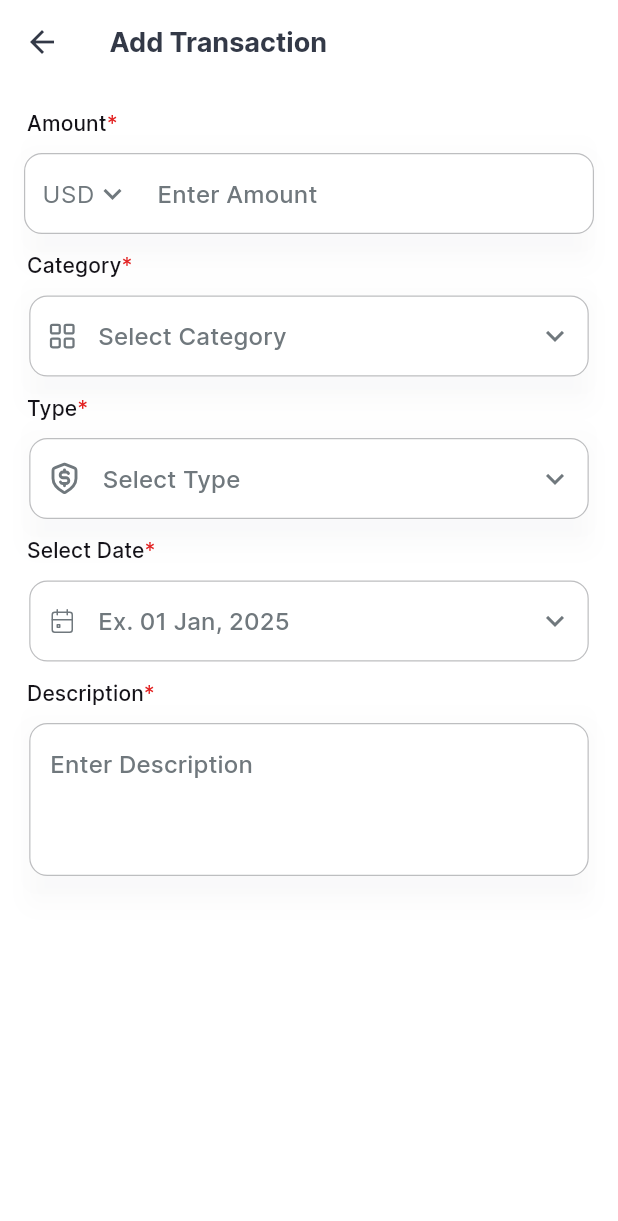
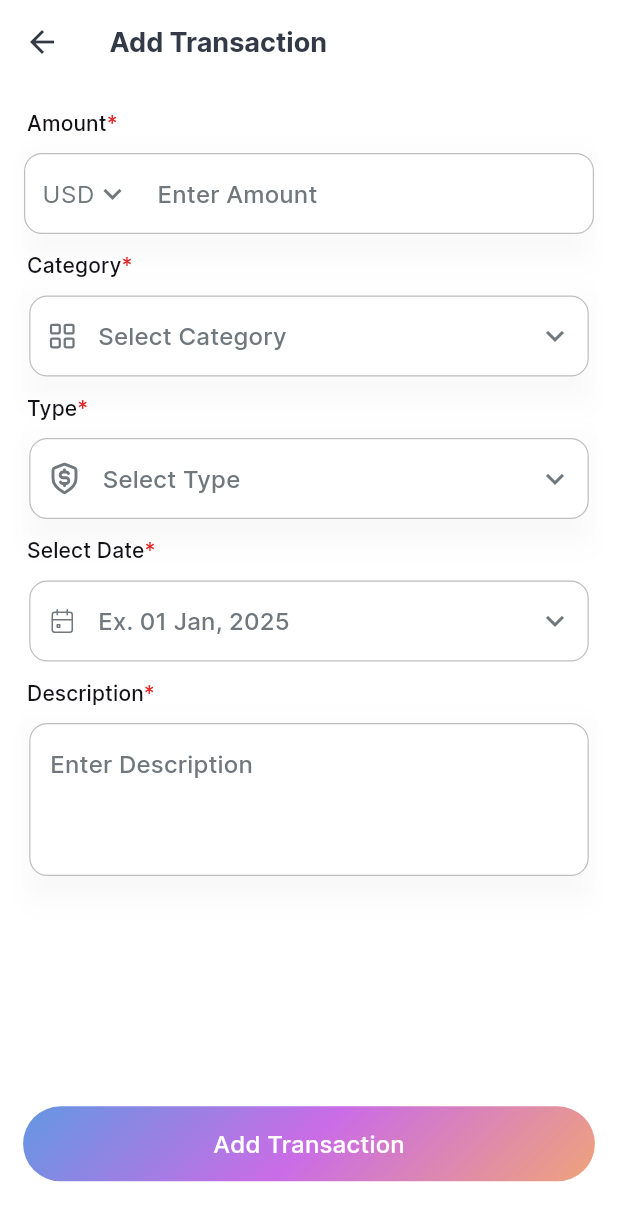
Before and after one commit to atharsajid/Expense-Tracker, a Flutter app: the AddTransactionView screen opened by its route, on a phone screen of 412 x 824 dp. Shown: the top 1221 px of the screen. Run offline on Flutter 3.47's test engine with Material 3 defaults, Android fonts, the phone set to English and light mode, and no system bars; our stand-ins replace cached_network_image, flutter_svg, fluttertoast, get, hive_flutter; accounts and stored records are empty.

Commit message:
Implemented add transaction and save in local db.

```diff
--- a/lib/presentation/add_transaction/controller/add_transaction_controller.dart
+++ b/lib/presentation/add_transaction/controller/add_transaction_controller.dart
@@ -1,11 +1,19 @@
-import 'package:expense_tracker/constants/app_images.dart';
+import 'package:expense_tracker/constants/app_constants.dart';
+import 'package:expense_tracker/constants/app_strings.dart';
+import 'package:expense_tracker/data/repository/category_repository.dart';
+import 'package:expense_tracker/data/repository/transaction_repository.dart';
 import 'package:expense_tracker/domain/enums/transaction_type.dart';
+import 'package:expense_tracker/domain/models/transaction.dart';
 import 'package:expense_tracker/domain/models/transaction_category.dart';
+import 'package:expense_tracker/utilities/app_helper.dart';
 import 'package:flutter/material.dart';
 import 'package:get/get.dart';
+import 'package:intl/intl.dart';
 
 class AddTransactionController extends GetxController {
   final GlobalKey<FormState> formKey = GlobalKey<FormState>();
+  final TransactionRepository _transactionRepository = TransactionRepository();
+  final CategoryRepository _categoryRepository = CategoryRepository();
 
   final TextEditingController amountController = TextEditingController();
   final TextEditingController categoryController = TextEditingController();
@@ -18,39 +26,49 @@ class AddTransactionController extends GetxController {
 
   TransactionType? selectedTransactionType;
 
+  DateTime? selectedDate;
+
   @override
   void onInit() {
     super.onInit();
-    addCategories();
+    getAllCategories();
   }
 
-  addCategories() {
-    categoryList.addAll([
-      TransactionCategory(
-        id: "1",
-        name: "Food",
-        icon: AppImages.foodIcon,
-      ),
-      TransactionCategory(
-        id: "2",
-        name: "Transport",
-        icon: AppImages.transportIcon,
-      ),
-      TransactionCategory(
-        id: "3",
-        name: "Salary",
-        icon: AppImages.cashIcon,
-      ),
-      TransactionCategory(
-        id: "4",
-        name: "Rent",
-        icon: AppImages.rentIcon,
-      ),
-      TransactionCategory(
-        id: "5",
-        name: "Shopping",
-        icon: AppImages.bagIcon,
-      ),
-    ]);
+  Future onDateSelect(BuildContext context) async {
+    selectedDate = await Helper.openDatePicker(
+      context,
+      initialDate: selectedDate,
+    );
+    if (selectedDate != null) {
+      dateController.text = DateFormat(AppConstants.dateFormat).format(selectedDate!);
+      update(['date']);
+    }
+  }
+
+  void onAddTransaction() async {
+    try {
+      Map<String, dynamic> data = {
+        "id": DateTime.now().millisecondsSinceEpoch,
+        "date": selectedDate?.toIso8601String(),
+        "category": selectedCategory?.toJson(),
+        "type": selectedTransactionType?.name,
+        "amount": num.tryParse(amountController.text),
+        "description": descriptionController.text
+      };
+      final bool result = await _transactionRepository.addTransaction(data);
+      if (result) {
+        Get.back(result: Transaction.fromJson(data));
+        Helper.showSuccessSnackBar(message: AppStrings.transactionAddedSuccessfullyMsg);
+      } else {
+        Helper.showErrorSnackBar(message: AppStrings.someThingWentWrongMsg);
+      }
+    } catch (e) {
+      debugPrint(e.toString());
+    }
+  }
+
+  getAllCategories() async {
+    categoryList = await _categoryRepository.getAllCategories();
+    update();
   }
 }
--- a/lib/presentation/add_transaction/view/add_transaction_view.dart
+++ b/lib/presentation/add_transaction/view/add_transaction_view.dart
@@ -5,9 +5,11 @@ import 'package:expense_tracker/domain/models/transaction_category.dart';
 import 'package:expense_tracker/presentation/add_transaction/controller/add_transaction_controller.dart';
 import 'package:expense_tracker/utilities/app_theme.dart';
 import 'package:expense_tracker/utilities/extensions.dart/string_extension.dart';
+import 'package:expense_tracker/utilities/size_utils.dart';
 import 'package:expense_tracker/utilities/text_field_validators.dart';
 import 'package:expense_tracker/widgets/custom_app_bar.dart';
 import 'package:expense_tracker/widgets/custom_bottom_sheet.dart';
+import 'package:expense_tracker/widgets/custom_button.dart';
 import 'package:expense_tracker/widgets/custom_image_view.dart';
 import 'package:expense_tracker/widgets/custom_text_field_widget.dart';
 import 'package:flutter/material.dart';
@@ -29,11 +31,10 @@ class AddTransactionView extends StatelessWidget {
         onBackIconPressed: () => Get.back(),
       ),
       backgroundColor: AppTheme.lightColor,
-      body: Padding(
+      body: Form(
+        key: controller.formKey,
+        child: ListView(
           padding: const EdgeInsets.all(16.0),
-        child: Form(
-          key: controller.formKey,
-          child: Column(
           children: [
             CustomTextFieldWidget(
               controller: controller.amountController,
@@ -172,7 +173,7 @@ class AddTransactionView extends StatelessWidget {
                     validator: (value) => Validators.required(
                       value,
                     ),
-                      onTap: () {},
+                    onTap: () async => await controller.onDateSelect(context),
                   );
                 }),
             CustomTextFieldWidget(
@@ -193,6 +194,23 @@ class AddTransactionView extends StatelessWidget {
           ],
         ),
       ),
+      bottomNavigationBar: Column(
+        mainAxisSize: MainAxisSize.min,
+        mainAxisAlignment: MainAxisAlignment.end,
+        children: [
+          CustomButton(
+            margin: getMargin(left: 14, right: 14, top: 18, bottom: 34),
+            borderRadius: 36,
+            text: "Add Transaction".tr,
+            showGradient: true,
+            onTap: () {
+              if (!controller.formKey.currentState!.validate()) {
+                return;
+              }
+              controller.onAddTransaction();
+            },
+          ),
+        ],
       ),
     );
   }
```
Lines whose indentation alone changed are shown as unchanged.
